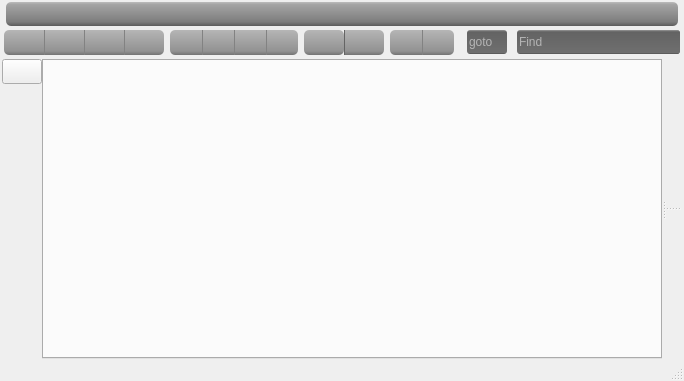
rkyleg/scope, file armadillo/armadillo.ui: the form before one commit.
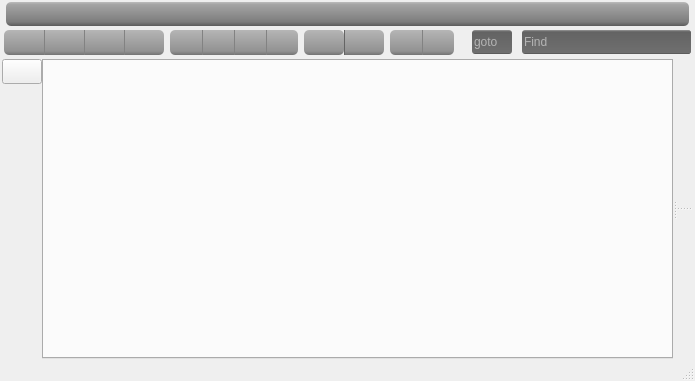
The form after the commit. Icons and pictures are not drawn.

Commit message: plugin cleanup, updated readme output - added save option, start and stop time moved to heading snippets - display as 1 column list mkdown - added max image width css find_replace - ui formatting settings - set newlinemode to auto

The edit to the form file:
```diff
--- a/armadillo/armadillo.ui
+++ b/armadillo/armadillo.ui
@@ -6,7 +6,7 @@
    <rect>
     <x>0</x>
     <y>0</y>
-    <width>684</width>
+    <width>695</width>
     <height>381</height>
    </rect>
   </property>
```
Left out of the diff: 32 changed lines with no effect on the pictures. The commit also changes 15 other files.
